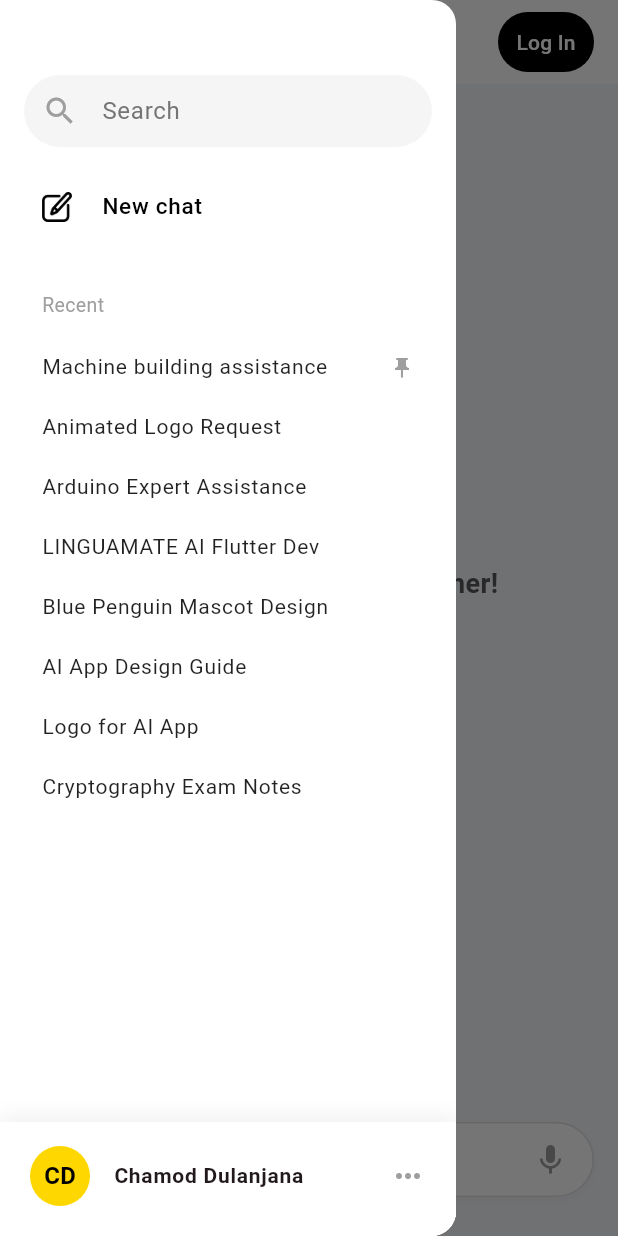
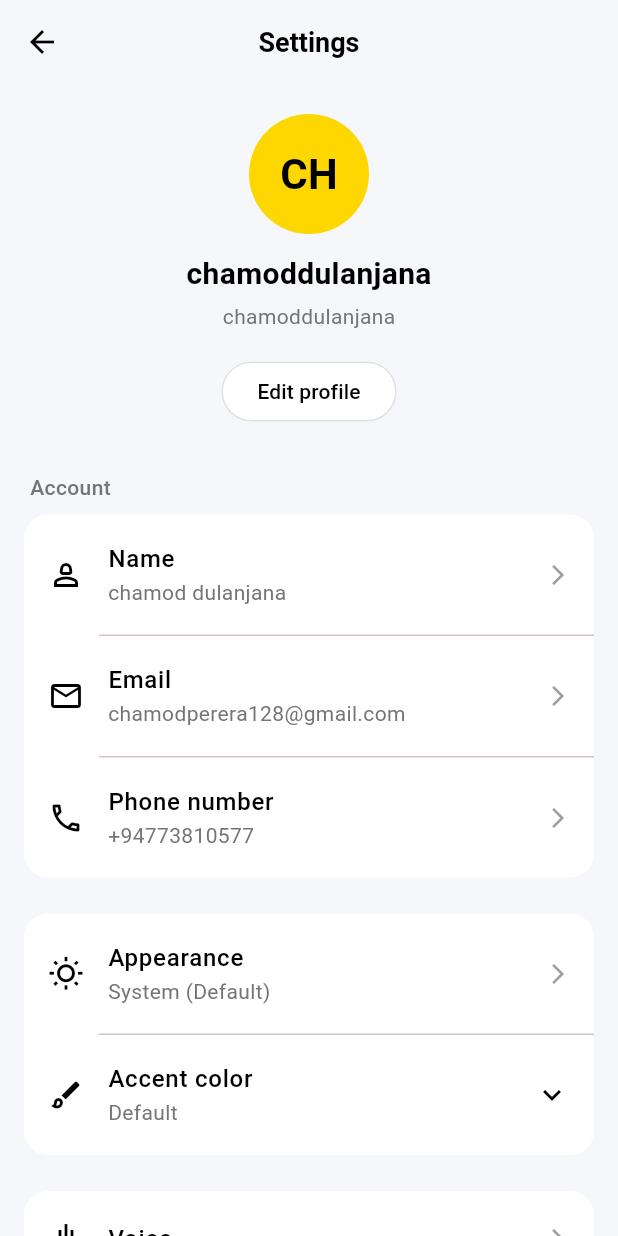
Before and after one commit to ChamodDulanjana/Linguamate-FE, a Flutter app: the screen it shows after launch, after a tap on the "menu" icon, after a tap on "CD", on a phone screen of 412 x 824 dp. Run offline on Flutter 3.47's test engine with Material 3 defaults, Android fonts, the phone set to English and light mode, and no system bars.

Commit message:
implementing setting screen

```diff
--- /dev/null
+++ b/lib/screens/settings_screen.dart
@@ -0,0 +1,218 @@
+import 'package:flutter/material.dart';
+
+class SettingsScreen extends StatelessWidget {
+  const SettingsScreen({super.key});
+
+  @override
+  Widget build(BuildContext context) {
+    return Scaffold(
+      backgroundColor: const Color(0xFFF5F7FB), // Light grey background
+      appBar: AppBar(
+        title: const Text(
+          'Settings',
+          style: TextStyle(fontWeight: FontWeight.bold, fontSize: 18),
+        ),
+        centerTitle: true,
+        backgroundColor: const Color(0xFFF5F7FB),
+        elevation: 0,
+        surfaceTintColor: Colors.transparent,
+        leading: IconButton(
+          icon: const Icon(Icons.arrow_back, color: Colors.black),
+          onPressed: () => Navigator.pop(context),
+        ),
+      ),
+
+      body: SingleChildScrollView(
+        padding: const EdgeInsets.symmetric(horizontal: 16.0, vertical: 10.0),
+        child: Column(
+          children: [
+            // Profile Section
+            const SizedBox(height: 10),
+            const CircleAvatar(
+              radius: 40,
+              backgroundColor: Color(0xFFFFD700),
+              child: Text(
+                'CH',
+                style: TextStyle(
+                  fontSize: 28,
+                  fontWeight: FontWeight.bold,
+                  color: Colors.black,
+                ),
+              ),
+            ),
+            const SizedBox(height: 12),
+            const Text(
+              'chamoddulanjana',
+              style: TextStyle(
+                fontSize: 20,
+                fontWeight: FontWeight.bold,
+                color: Colors.black,
+              ),
+            ),
+            const SizedBox(height: 4),
+            Text(
+              'chamoddulanjana',
+              style: TextStyle(fontSize: 14, color: Colors.grey[600]),
+            ),
+            const SizedBox(height: 16),
+
+            // Edit Profile Button
+            ElevatedButton(
+              onPressed: () {},
+              style: ElevatedButton.styleFrom(
+                backgroundColor: Colors.white,
+                foregroundColor: Colors.black,
+                elevation: 0,
+                side: BorderSide(color: Colors.grey.shade300),
+                shape: RoundedRectangleBorder(
+                  borderRadius: BorderRadius.circular(20),
+                ),
+                padding: const EdgeInsets.symmetric(
+                  horizontal: 24,
+                  vertical: 10,
+                ),
+              ),
+              child: const Text('Edit profile'),
+            ),
+            const SizedBox(height: 30),
+
+            // Account Section
+            _buildSectionHeader('Account'),
+            _buildSettingsContainer([
+              _buildSettingItem(
+                icon: Icons.person_2_outlined,
+                title: 'Name',
+                subtitle: 'chamod dulanjana',
+              ),
+              const Divider(height: 1, indent: 50),
+              _buildSettingItem(
+                icon: Icons.email_outlined,
+                title: 'Email',
+                subtitle: 'chamodperera128@gmail.com',
+              ),
+              const Divider(height: 1, indent: 50),
+              _buildSettingItem(
+                icon: Icons.phone_outlined,
+                title: 'Phone number',
+                subtitle: '+94773810577',
+              ),
+            ]),
+            const SizedBox(height: 24),
+
+            // Appearance & Accent
+            _buildSettingsContainer([
+              _buildSettingItem(
+                icon: Icons.wb_sunny_outlined,
+                title: 'Appearance',
+                subtitle: 'System (Default)',
+              ),
+              const Divider(height: 1, indent: 50),
+              _buildSettingItem(
+                icon: Icons.brush_outlined,
+                title: 'Accent color',
+                subtitle: 'Default',
+                showDropdownIcon: true,
+              ),
+            ]),
+            const SizedBox(height: 24),
+
+            // General Settings
+            _buildSettingsContainer([
+              _buildSettingItem(
+                icon: Icons.graphic_eq,
+                title: 'Voice',
+              ),
+              const Divider(height: 1, indent: 50),
+              _buildSettingItem(
+                icon: Icons.security_outlined,
+                title: 'Security',
+              ),
+              const Divider(height: 1, indent: 50),
+              _buildSettingItem(
+                icon: Icons.info_outline,
+                title: 'About',
+              ),
+            ]),
+            const SizedBox(height: 24),
+
+            // Log out
+            _buildSettingsContainer([
+              _buildSettingItem(
+                icon: Icons.logout,
+                title: 'Log out',
+                textColor: Colors.red,
+                iconColor: Colors.red,
+                showArrow: false,
+              ),
+            ]),
+            const SizedBox(height: 40),
+          ],
+        ),
+      ),
+    );
+  }
+
+  Widget _buildSectionHeader(String title) {
+    return Container(
+      width: double.infinity,
+      padding: const EdgeInsets.only(bottom: 8, left: 4),
+      child: Text(
+        title,
+        style: TextStyle(
+          fontSize: 14,
+          fontWeight: FontWeight.w500,
+          color: Colors.grey[600],
+        ),
+      ),
+    );
+  }
+
+  Widget _buildSettingsContainer(List<Widget> children) {
+    return Container(
+      decoration: BoxDecoration(
+        color: Colors.white,
+        borderRadius: BorderRadius.circular(16),
+      ),
+      child: Column(children: children),
+    );
+  }
+
+  Widget _buildSettingItem({
+    required IconData icon,
+    required String title,
+    String? subtitle,
+    Color textColor = Colors.black,
+    Color iconColor = Colors.black,
+    bool showArrow = true,
+    bool showDropdownIcon = false,
+  }) {
+    return ListTile(
+      contentPadding: const EdgeInsets.symmetric(horizontal: 16, vertical: 4),
+      leading: Icon(icon, color: iconColor, size: 24),
+      title: Text(
+        title,
+        style: TextStyle(
+          fontSize: 16,
+          fontWeight: FontWeight.w500,
+          color: textColor,
+        ),
+      ),
+      subtitle: subtitle != null
+          ? Text(
+              subtitle,
+              style: TextStyle(fontSize: 14, color: Colors.grey[600]),
+            )
+          : null,
+      trailing: showDropdownIcon
+          ? const Icon(Icons.keyboard_arrow_down, color: Colors.black)
+          : (showArrow
+                ? const Icon(
+                    Icons.arrow_forward_ios,
+                    size: 16,
+                    color: Colors.grey,
+                  )
+                : null),
+      onTap: () {},
+    );
+  }
+}
--- a/lib/widgets/menu_drawer.dart
+++ b/lib/widgets/menu_drawer.dart
@@ -1,5 +1,6 @@
 import 'package:flutter/material.dart';
 import 'package:flutter_application_1/models/chat_history.dart';
+import '../screens/settings_screen.dart';
 import 'login_sheet.dart';
 
 class MenuDrawer extends StatelessWidget {
@@ -203,7 +204,13 @@ class MenuDrawer extends StatelessWidget {
               style: TextStyle(fontWeight: FontWeight.bold, fontSize: 14),
             ),
             trailing: const Icon(Icons.more_horiz, color: Colors.grey),
-            onTap: () {},
+            onTap: () {
+              Navigator.pop(context); // Close drawer
+              Navigator.push(
+                context,
+                MaterialPageRoute(builder: (context) => const SettingsScreen()),
+              );
+            },
           ),
         ),
       ],
```
